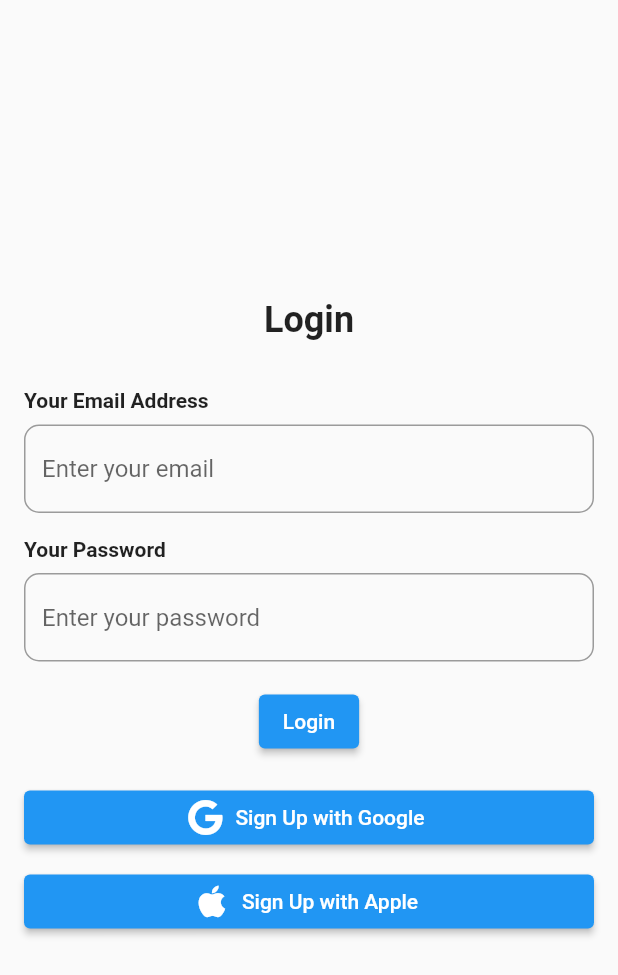
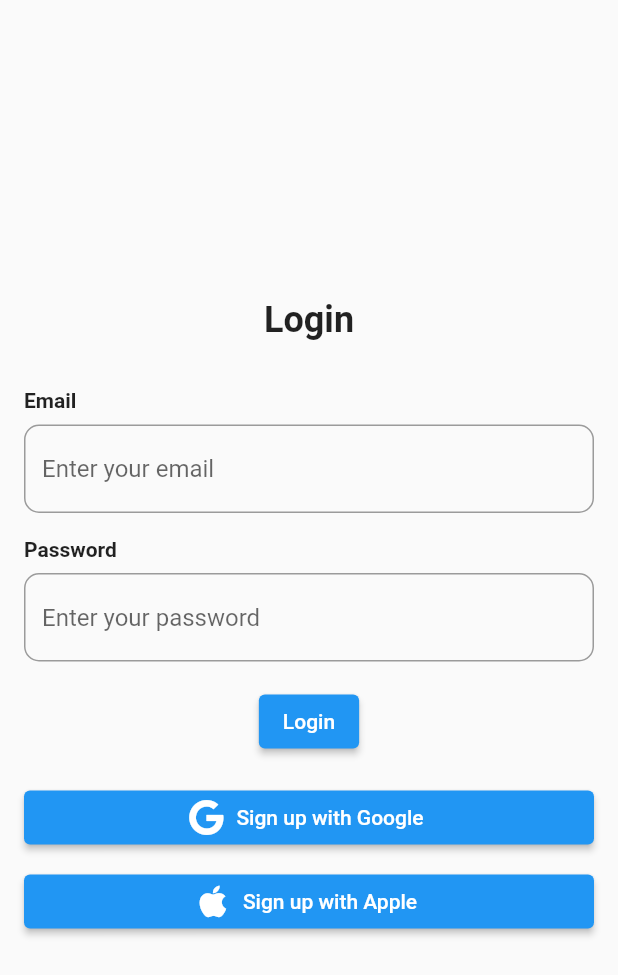
Before and after one commit to Arkadiusz4/LionTrade, a Flutter app: the screen it shows after launch, on a phone screen of 412 x 824 dp. Shown: the top 975 px of the screen. Run offline on Flutter 3.47's test engine with Material 2 defaults, Android fonts, the phone set to English and light mode, and no system bars; our stand-ins replace font_awesome_flutter; generated files the repository leaves out were written again.

Commit message:
Add internalization

```diff
--- /dev/null
+++ b/l10n.yaml
@@ -0,0 +1,3 @@
+arb-dir: lib/l10n
+template-arb-file: intl_en.arb
+output-localization-file: app_localizations.dart
--- /dev/null
+++ b/lib/l10n/l10n.dart
@@ -0,0 +1,8 @@
+import 'dart:ui';
+
+class L10n {
+  static final all = [
+    const Locale('en'),
+    const Locale('pl'),
+  ];
+}
--- a/lib/main.dart
+++ b/lib/main.dart
@@ -1,6 +1,8 @@
 import 'package:flutter/material.dart';
-import 'package:flutter_bloc/flutter_bloc.dart';
-import 'package:lion_trade/screens/auth/login/login_body,dart.dart';
+import 'package:flutter_localizations/flutter_localizations.dart';
+import 'package:lion_trade/l10n/l10n.dart';
+import 'package:lion_trade/screens/auth/login/login_body.dart';
+import 'package:flutter_gen/gen_l10n/app_localizations.dart';
 
 void main() {
   runApp(const MyApp());
@@ -11,11 +13,18 @@ class MyApp extends StatelessWidget {
 
   @override
   Widget build(BuildContext context) {
-    return const MaterialApp(
+    return MaterialApp(
       title: 'Your App',
-      home: Material(
+      home: const Material(
         child: LoginPage(),
       ),
+      supportedLocales: L10n.all,
+      localizationsDelegates: const [
+        AppLocalizations.delegate,
+        GlobalMaterialLocalizations.delegate,
+        GlobalCupertinoLocalizations.delegate,
+        GlobalWidgetsLocalizations.delegate,
+      ],
     );
   }
 }
--- a/lib/screens/auth/login/login_body,dart.dart
+++ b/lib/screens/auth/login/login_body.dart
@@ -1,12 +1,12 @@
 import 'package:flutter/material.dart';
 import 'package:font_awesome_flutter/font_awesome_flutter.dart';
-import 'package:lion_trade/screens/auth/login/login_constants.dart';
+import 'package:flutter_gen/gen_l10n/app_localizations.dart';
 
 class LoginPage extends StatefulWidget {
   const LoginPage({super.key});
 
   @override
-  _LoginPageState createState() => _LoginPageState();
+  State<LoginPage> createState() => _LoginPageState();
 }
 
 class _LoginPageState extends State<LoginPage> {
@@ -21,7 +21,7 @@ class _LoginPageState extends State<LoginPage> {
         mainAxisAlignment: MainAxisAlignment.center,
         children: <Widget>[
           Text(
-            LoginConstants.login,
+            AppLocalizations.of(context)!.loginButton,
             style: TextStyle(fontSize: 24, fontWeight: FontWeight.bold),
           ),
           SizedBox(height: 32.0),
@@ -29,7 +29,7 @@ class _LoginPageState extends State<LoginPage> {
             crossAxisAlignment: CrossAxisAlignment.start,
             children: [
               Text(
-                LoginConstants.yourEmailAddress,
+                AppLocalizations.of(context)!.emailFormDescription,
                 style: TextStyle(
                   fontWeight: FontWeight.bold,
                 ),
@@ -38,7 +38,7 @@ class _LoginPageState extends State<LoginPage> {
               TextFormField(
                 controller: _emailController,
                 decoration: InputDecoration(
-                  hintText: LoginConstants.enterYourEmail,
+                  hintText: AppLocalizations.of(context)!.emailFormHint,
                   border: OutlineInputBorder(
                     borderRadius: BorderRadius.circular(10.0),
                   ),
@@ -51,7 +51,7 @@ class _LoginPageState extends State<LoginPage> {
             crossAxisAlignment: CrossAxisAlignment.start,
             children: [
               Text(
-                LoginConstants.yourPassword,
+                AppLocalizations.of(context)!.passwordFormDescription,
                 style: TextStyle(
                   fontWeight: FontWeight.bold,
                 ),
@@ -60,7 +60,7 @@ class _LoginPageState extends State<LoginPage> {
               TextFormField(
                 controller: _passwordController,
                 decoration: InputDecoration(
-                  hintText: LoginConstants.enterYourPassword,
+                  hintText: AppLocalizations.of(context)!.passwordFormHint,
                   border: OutlineInputBorder(
                     borderRadius: BorderRadius.circular(10.0),
                   ),
@@ -81,7 +81,7 @@ class _LoginPageState extends State<LoginPage> {
               print('Email: $email');
               print('Password: $password');
             },
-            child: Text(LoginConstants.login),
+            child: Text(AppLocalizations.of(context)!.loginButton),
           ),
           SizedBox(height: 16.0),
           SizedBox(
@@ -95,7 +95,7 @@ class _LoginPageState extends State<LoginPage> {
                 FontAwesomeIcons.google,
                 color: Colors.white,
               ),
-              label: Text(LoginConstants.signUpWithGoogle),
+              label: Text(AppLocalizations.of(context)!.signUpWithGoogleButton),
             ),
           ),
           SizedBox(height: 8.0),
@@ -110,7 +110,7 @@ class _LoginPageState extends State<LoginPage> {
                 FontAwesomeIcons.apple,
                 color: Colors.white,
               ),
-              label: Text(LoginConstants.signUpWithApple),
+              label: Text(AppLocalizations.of(context)!.signUpWithAppleButton),
             ),
           ),
         ],
--- a/lib/screens/auth/login/login_constants.dart
+++ /dev/null
@@ -1,9 +0,0 @@
-class LoginConstants {
-  static const String login = 'Login';
-  static const String yourEmailAddress = 'Your Email Address';
-  static const String yourPassword = 'Your Password';
-  static const String enterYourEmail = 'Enter your email';
-  static const String enterYourPassword = 'Enter your password';
-  static const String signUpWithGoogle = 'Sign Up with Google';
-  static const String signUpWithApple = 'Sign Up with Apple';
-}
--- a/pubspec.yaml
+++ b/pubspec.yaml
@@ -63,3 +63,5 @@ flutter:
   #
   # For details regarding fonts from package dependencies,
   # see https://flutter.dev/custom-fonts/#from-packages
+flutter_intl:
+  enabled: true
```
Also changed, not shown: lib/l10n/intl_en.arb (added, +19 -0 lines), lib/l10n/intl_pl.arb (added, +10 -0 lines), lib/generated/intl/messages_all.dart (added), lib/generated/intl/messages_en.dart (added), lib/generated/intl/messages_pl.dart (added), lib/generated/l10n.dart (added).
